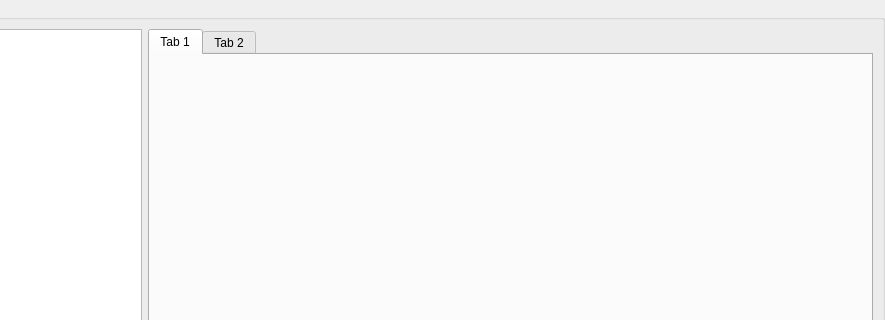
Above: src/widgets/bsplumpviewarea.ui from noodlecollie/bspanalyser before the change; both pictures show x 232 to 1117 and y 0 to 320 of the 1117 by 547 pixel window. Below: the same form after it.
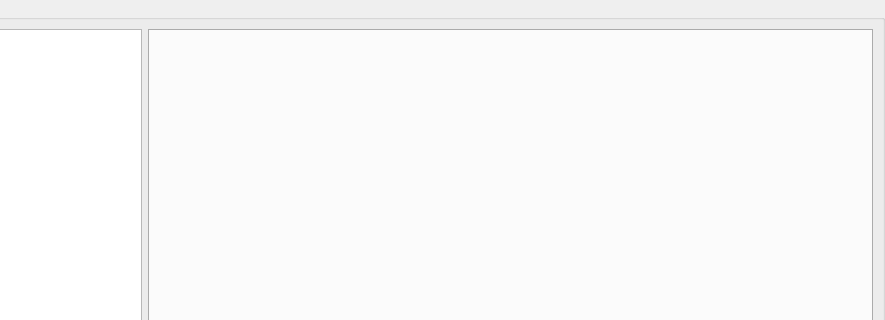
That is the form after the change.

Patch:
```diff
--- a/src/widgets/bsplumpviewarea.ui
+++ b/src/widgets/bsplumpviewarea.ui
@@ -49,16 +49,18 @@
       </item>
       <item>
        <widget class="QTabWidget" name="tabWidget">
-        <widget class="QWidget" name="tab">
-         <attribute name="title">
-          <string>Tab 1</string>
-         </attribute>
-        </widget>
-        <widget class="QWidget" name="tab_2">
-         <attribute name="title">
-          <string>Tab 2</string>
-         </attribute>
-        </widget>
+        <property name="enabled">
+         <bool>false</bool>
+        </property>
+        <property name="currentIndex">
+         <number>-1</number>
+        </property>
+        <property name="tabsClosable">
+         <bool>true</bool>
+        </property>
+        <property name="movable">
+         <bool>true</bool>
+        </property>
        </widget>
       </item>
      </layout>
```
